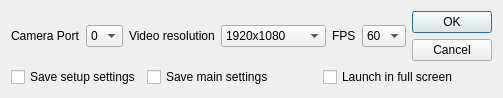
Above: startupdialog.ui from JustasBart/DigitalInspectionAndMeasurement before the change. Below: the same form after it.
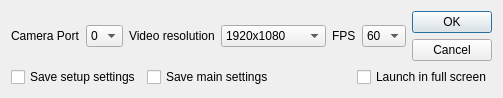
That is the form after the change.

Patch:
```diff
--- a/startupdialog.ui
+++ b/startupdialog.ui
@@ -160,7 +160,13 @@
       </widget>
      </item>
      <item>
-      <widget class="QCheckBox" name="checkBox">
+      <widget class="QCheckBox" name="saveMainSettingsCheckBox">
+       <property name="sizePolicy">
+        <sizepolicy hsizetype="Minimum" vsizetype="Fixed">
+         <horstretch>0</horstretch>
+         <verstretch>0</verstretch>
+        </sizepolicy>
+       </property>
        <property name="text">
         <string>Save main settings</string>
        </property>
@@ -168,6 +174,12 @@
      </item>
      <item>
       <widget class="QCheckBox" name="fullScreenCheckBox">
+       <property name="sizePolicy">
+        <sizepolicy hsizetype="Maximum" vsizetype="Fixed">
+         <horstretch>0</horstretch>
+         <verstretch>0</verstretch>
+        </sizepolicy>
+       </property>
        <property name="text">
         <string>Launch in full screen</string>
        </property>
```
Left out of the diff: 2 changed lines with no effect on the pictures.
